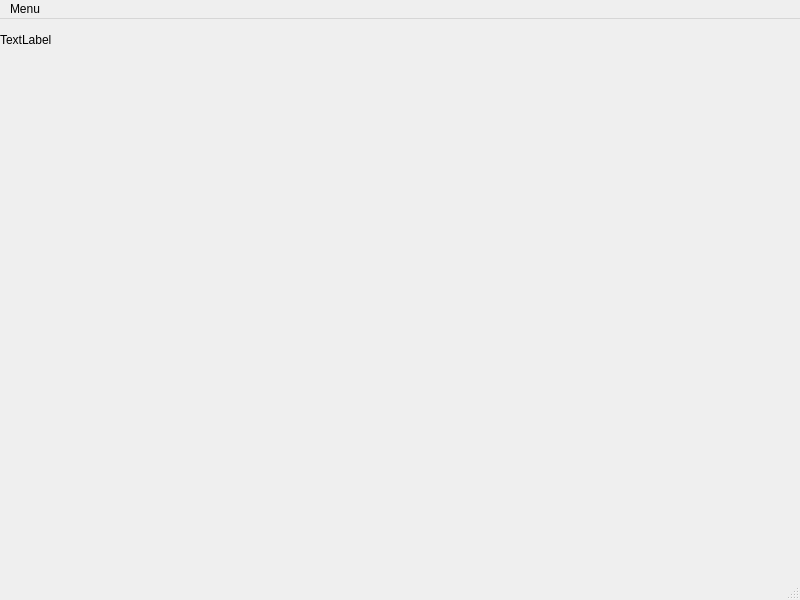
Before: the Qt Designer form mainwindow.ui in Sebare846/QtMicro, drawn with Qt 5.
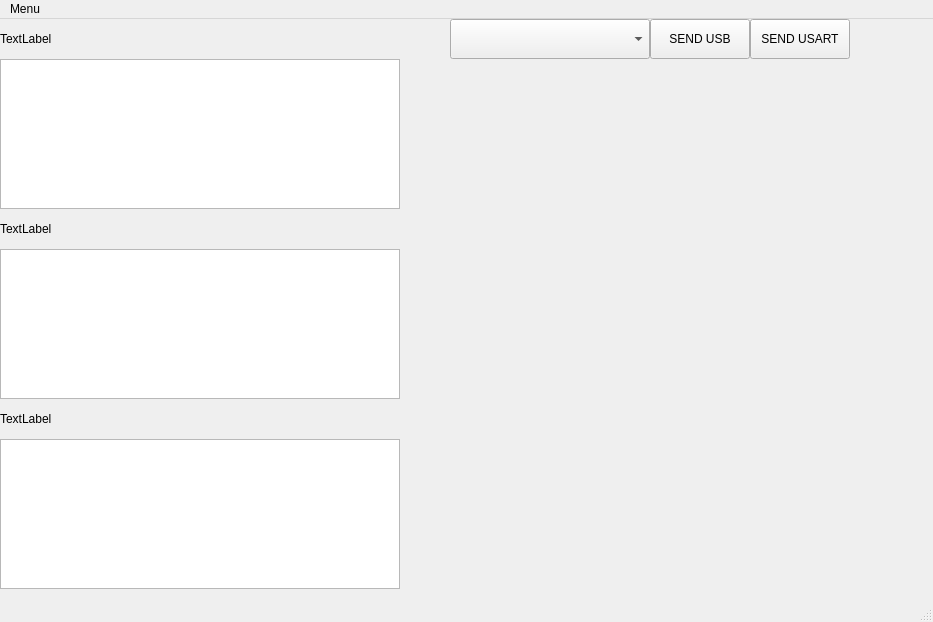
After: the same form once the commit is applied.

```diff
--- a/mainwindow.ui
+++ b/mainwindow.ui
@@ -6,8 +6,8 @@
    <rect>
     <x>0</x>
     <y>0</y>
-    <width>800</width>
-    <height>600</height>
+    <width>933</width>
+    <height>622</height>
    </rect>
   </property>
   <property name="windowTitle">
@@ -19,21 +19,113 @@
      <rect>
       <x>0</x>
       <y>0</y>
-      <width>801</width>
-      <height>41</height>
+      <width>400</width>
+      <height>40</height>
      </rect>
     </property>
     <property name="text">
      <string>TextLabel</string>
     </property>
    </widget>
+   <widget class="QTextBrowser" name="textUSB">
+    <property name="geometry">
+     <rect>
+      <x>0</x>
+      <y>40</y>
+      <width>400</width>
+      <height>150</height>
+     </rect>
+    </property>
+   </widget>
+   <widget class="QTextBrowser" name="textUSART">
+    <property name="geometry">
+     <rect>
+      <x>0</x>
+      <y>230</y>
+      <width>400</width>
+      <height>150</height>
+     </rect>
+    </property>
+   </widget>
+   <widget class="QLabel" name="estadoUSART">
+    <property name="geometry">
+     <rect>
+      <x>0</x>
+      <y>190</y>
+      <width>400</width>
+      <height>40</height>
+     </rect>
+    </property>
+    <property name="text">
+     <string>TextLabel</string>
+    </property>
+   </widget>
+   <widget class="QTextBrowser" name="textWIFI">
+    <property name="geometry">
+     <rect>
+      <x>0</x>
+      <y>420</y>
+      <width>400</width>
+      <height>150</height>
+     </rect>
+    </property>
+   </widget>
+   <widget class="QLabel" name="estadoWIFI">
+    <property name="geometry">
+     <rect>
+      <x>0</x>
+      <y>380</y>
+      <width>400</width>
+      <height>40</height>
+     </rect>
+    </property>
+    <property name="text">
+     <string>TextLabel</string>
+    </property>
+   </widget>
+   <widget class="QComboBox" name="messageBox">
+    <property name="geometry">
+     <rect>
+      <x>450</x>
+      <y>0</y>
+      <width>200</width>
+      <height>40</height>
+     </rect>
+    </property>
+   </widget>
+   <widget class="QPushButton" name="pushButtonSend">
+    <property name="geometry">
+     <rect>
+      <x>650</x>
+      <y>0</y>
+      <width>100</width>
+      <height>40</height>
+     </rect>
+    </property>
+    <property name="text">
+     <string>SEND USB</string>
+    </property>
+   </widget>
+   <widget class="QPushButton" name="pushButtonSend_2">
+    <property name="geometry">
+     <rect>
+      <x>750</x>
+      <y>0</y>
+      <width>100</width>
+      <height>40</height>
+     </rect>
+    </property>
+    <property name="text">
+     <string>SEND USART</string>
+    </property>
+   </widget>
   </widget>
   <widget class="QMenuBar" name="menubar">
    <property name="geometry">
     <rect>
      <x>0</x>
      <y>0</y>
-     <width>800</width>
+     <width>933</width>
      <height>25</height>
     </rect>
    </property>
```
Left out of the diff: 77 changed lines with no effect on the pictures.
